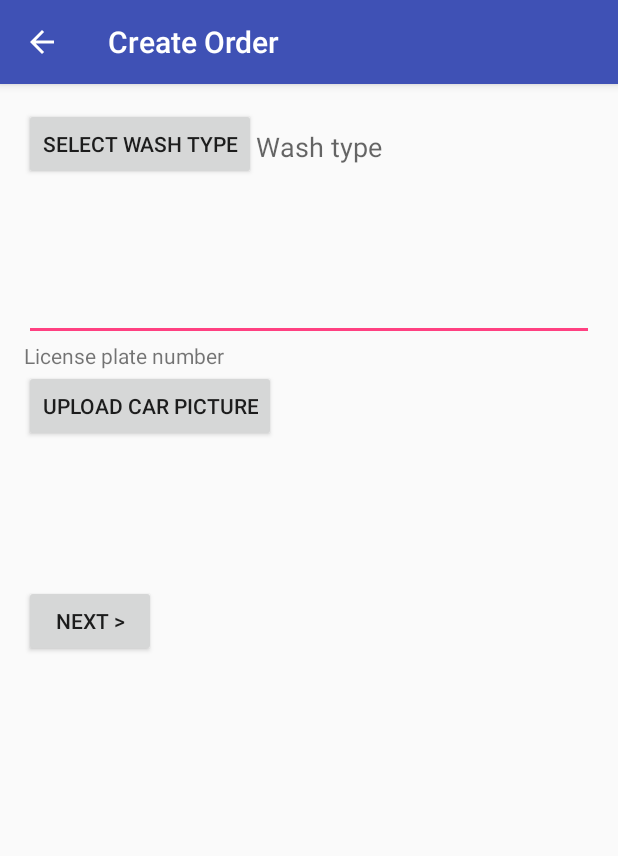
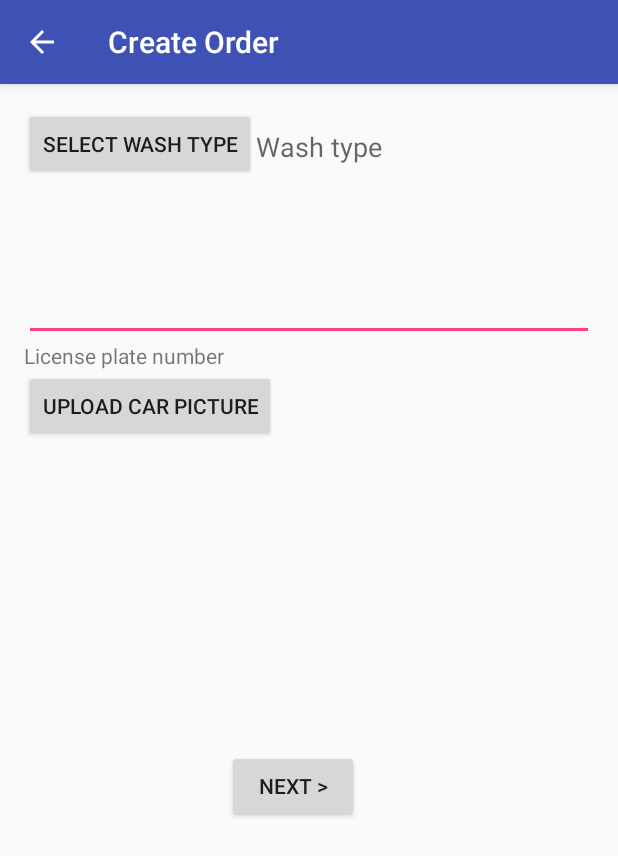
Before and after one commit to washuclub/washu, an Android app: the CustomerCreateOrderActivity screen opened directly, with no data from a screen before it, on a phone screen of 412 x 824 dp. Shown: the top 856 px of the screen. Run offline under Robolectric (Android 15) with nearby library versions, the phone set to English and light mode, and no system bars.

Commit message:
centered buttons

```diff
--- a/app/src/main/res/layout/content_customer_create_order.xml
+++ b/app/src/main/res/layout/content_customer_create_order.xml
@@ -100,9 +100,9 @@
                 android:layout_height="wrap_content"
                 android:text="Next >"
                 android:id="@+id/nextButton"
-                android:layout_gravity="right"
                 android:layout_marginTop="110dp"
-                android:onClick="openPaymentActivity" />
+                android:onClick="openPaymentActivity"
+                android:layout_marginLeft="135dp" />
         </LinearLayout>
 
     </LinearLayout>
--- a/app/src/main/res/layout/content_main.xml
+++ b/app/src/main/res/layout/content_main.xml
@@ -27,6 +27,7 @@
             android:id="@+id/customerButton"
             android:layout_weight="0.04"
             android:onClick="openCustomerActivity"
-            android:nestedScrollingEnabled="false" />
+            android:nestedScrollingEnabled="false"
+            android:layout_marginLeft="47dp" />
     </LinearLayout>
 </RelativeLayout>
```
